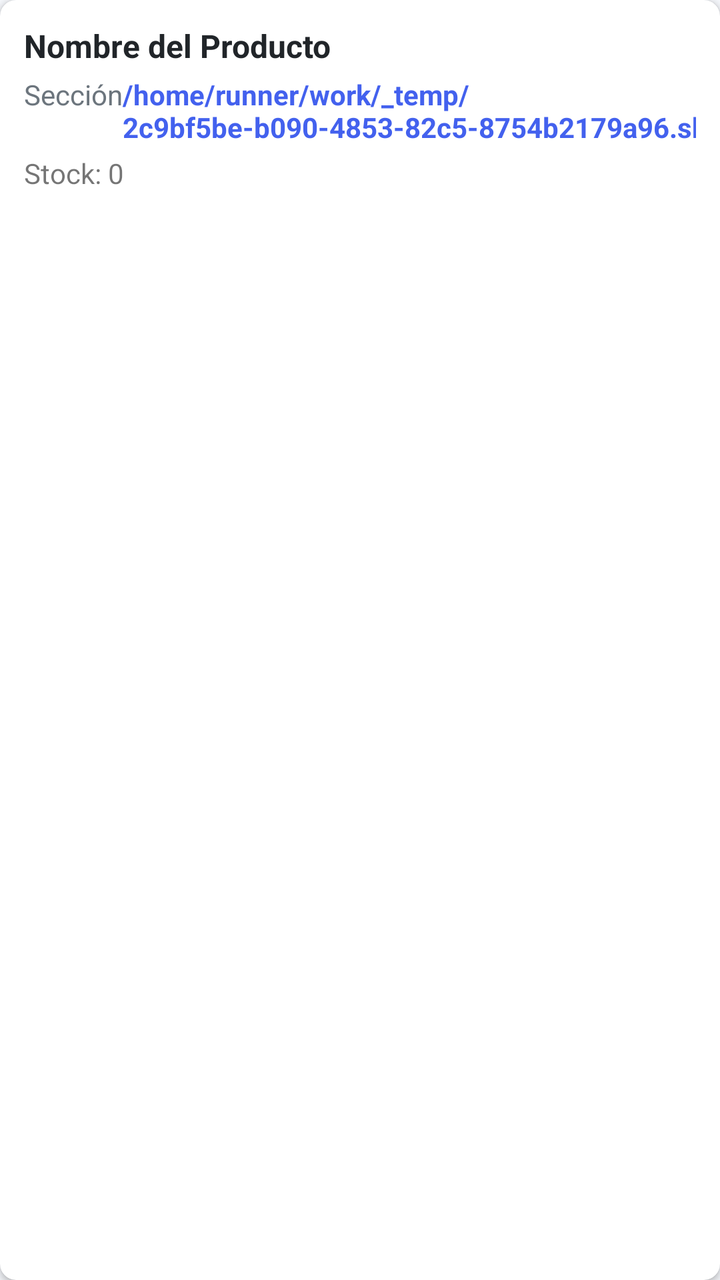
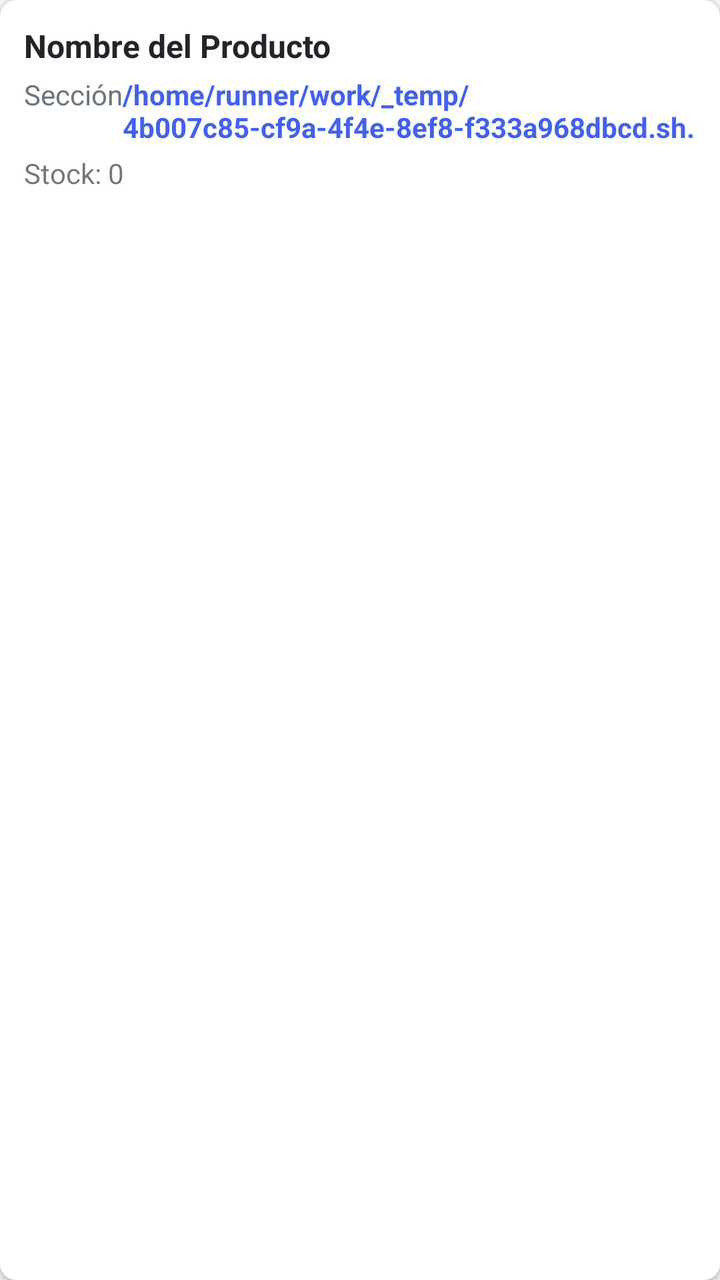

Two renders of the same Android screen: before a commit and after it. Below are the layout's source before the change and the commit's diff.
<!-- AndroidManifest.xml: application theme Theme.OmniVentas -->
<!-- res/layout/item_producto.xml -->
<?xml version="1.0" encoding="utf-8"?>
<androidx.cardview.widget.CardView xmlns:android="http://schemas.android.com/apk/res/android"
    xmlns:app="http://schemas.android.com/apk/res-auto"
    android:layout_width="match_parent"
    android:layout_height="wrap_content"
    android:layout_marginBottom="8dp"
    app:cardCornerRadius="8dp"
    app:cardElevation="2dp">
    <LinearLayout
        android:layout_width="match_parent"
        android:layout_height="wrap_content"
        android:orientation="vertical"
        android:padding="12dp">
        <TextView
            android:id="@+id/tv_nombre"
            android:layout_width="match_parent"
            android:layout_height="wrap_content"
            android:text="Nombre del Producto"
            android:textSize="16sp"
            android:textStyle="bold"
            android:textColor="@color/dark" />
        <LinearLayout
            android:layout_width="match_parent"
            android:layout_height="wrap_content"
            android:orientation="horizontal"
            android:layout_marginTop="4dp">
            <TextView
                android:id="@+id/tv_seccion"
                android:layout_width="0dp"
                android:layout_height="wrap_content"
                android:layout_weight="1"
                android:text="Sección"
                android:textSize="14sp"
                android:textColor="@color/gray" />
            <TextView
                android:id="@+id/tv_precio"
                android:layout_width="wrap_content"
                android:layout_height="wrap_content"
                android:text="/home/runner/work/_temp/2c9bf5be-b090-4853-82c5-8754b2179a96.sh.00"
                android:textSize="14sp"
                android:textColor="@color/primary"
                android:textStyle="bold" />
        </LinearLayout>
        <TextView
            android:id="@+id/tv_stock"
            android:layout_width="wrap_content"
            android:layout_height="wrap_content"
            android:text="Stock: 0"
            android:textSize="14sp"
            android:layout_marginTop="4dp" />
    </LinearLayout>
</androidx.cardview.widget.CardView>
<!-- resources referenced by this layout -->
<resources>
  <color name="dark">#212529</color>
  <color name="gray">#6C757D</color>
  <color name="primary">#4361EE</color>
  <style name="Theme.OmniVentas" parent="Theme.MaterialComponents.DayNight.NoActionBar">
          <item name="colorPrimary">@color/primary</item>
          <item name="colorPrimaryVariant">@color/primary_dark</item>
          <item name="colorOnPrimary">@color/white</item>
          <item name="colorSecondary">@color/secondary</item>
          <item name="colorOnSecondary">@color/white</item>
          <item name="android:statusBarColor">@color/primary</item>
          <item name="android:windowBackground">@color/light_gray</item>
      </style>
  <color name="primary_dark">#3A56D4</color>
  <color name="white">#FFFFFF</color>
  <color name="secondary">#3F37C9</color>
  <color name="light_gray">#F5F7FB</color>
</resources>

<!-- the commit's change to res/layout/item_producto.xml (unified diff, before → after) -->
@@ -36,7 +36,7 @@
                 android:id="@+id/tv_precio"
                 android:layout_width="wrap_content"
                 android:layout_height="wrap_content"
-                android:text="/home/runner/work/_temp/2c9bf5be-b090-4853-82c5-8754b2179a96.sh.00"
+                android:text="/home/runner/work/_temp/4b007c85-cf9a-4f4e-8ef8-f333a968dbcd.sh.00"
                 android:textSize="14sp"
                 android:textColor="@color/primary"
                 android:textStyle="bold" />
